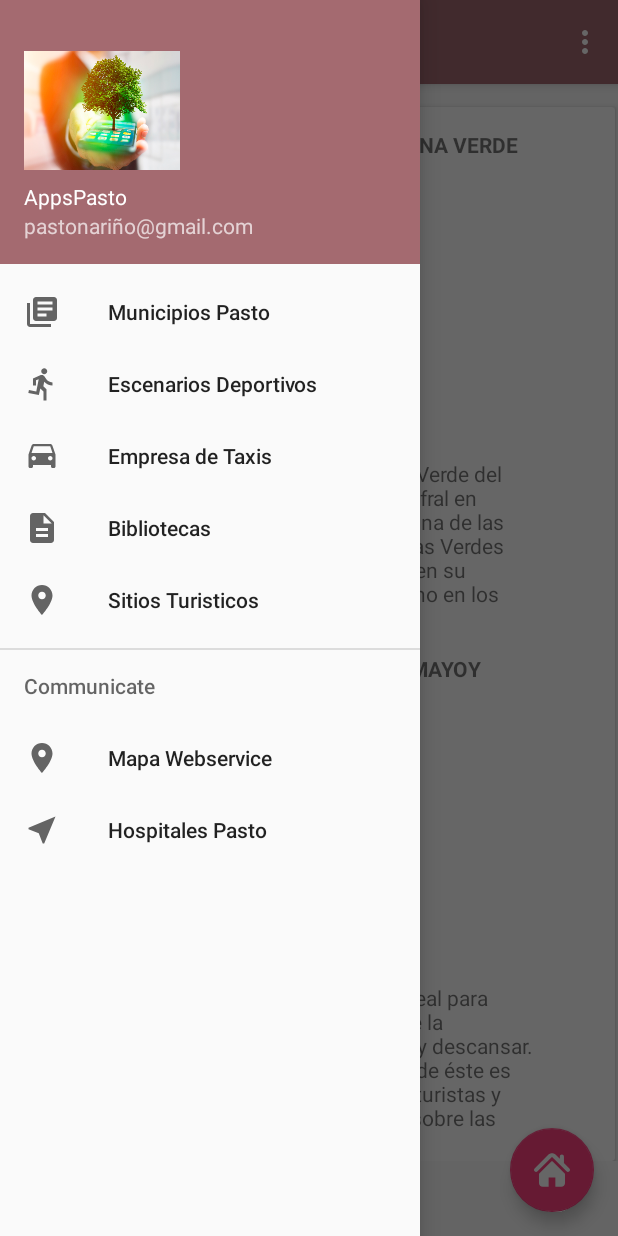
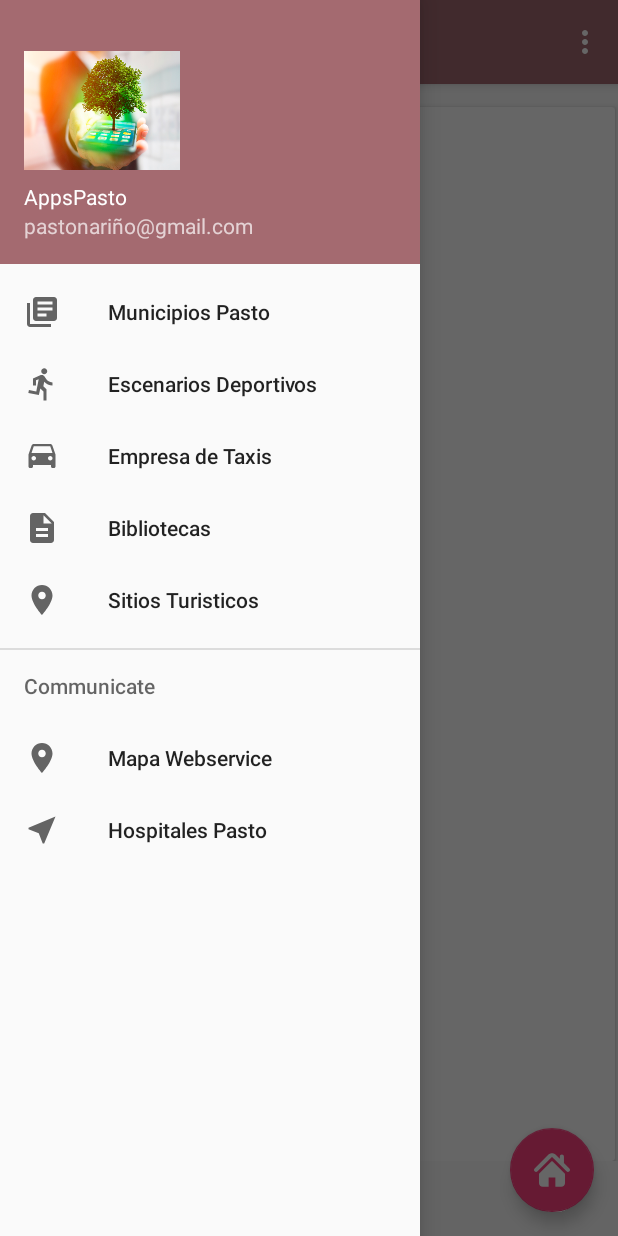
Before and after one commit to IsabellaRiascos/AppFinalAndroid4, an Android app: the fragment LugaresFragment placed in its activity, with the side drawer open, on a phone screen of 412 x 824 dp. Run offline under Robolectric (Android 15) with nearby library versions, the phone set to English and light mode, and no system bars.

Commit message:
Proyecto final

```diff
--- a/app/src/main/java/isa/appfinalandroid/LugaresFragment.java
+++ b/app/src/main/java/isa/appfinalandroid/LugaresFragment.java
@@ -47,16 +47,7 @@ public class LugaresFragment extends Fragment {
         List<Lugares> impr = new ArrayList<Lugares>();
 
 
-        impr.add(new Lugares(getResources().getString(R.string.titulo), getResources().getString(R.string.descripcion),R.drawable.laslajas));
-        impr.add(new Lugares(getResources().getString(R.string.titulo2),getResources().getString(R.string.descripcion2),R.drawable.laguna));
-        impr.add(new Lugares(getResources().getString(R.string.titulo3), getResources().getString(R.string.descripcion3),R.drawable.lacocha));
-        impr.add(new Lugares(getResources().getString(R.string.titulo4), getResources().getString(R.string.descripcion4),R.drawable.chimayoy));
 
-        listadoLugares.setHasFixedSize(true);
-        final GridLayoutManager layoutManager = new GridLayoutManager(getContext(), 2);
-        listadoLugares.setLayoutManager(layoutManager);
-        LugaresAdapter adapter = new LugaresAdapter(impr,myContext);
-        listadoLugares.setAdapter(adapter);
 
 
         return view;
```
